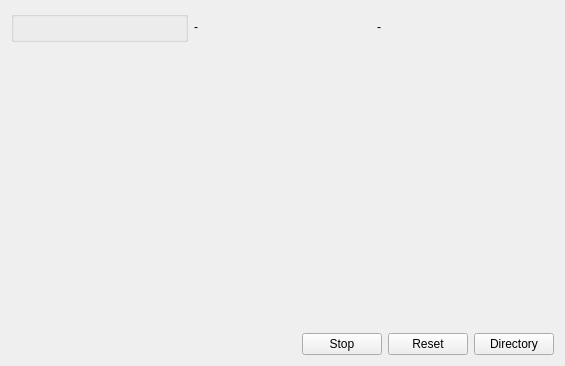
The window that vlc/VLCVideoWidget.ui (Aerobota/OpenCV) describes before a commit, drawn with Qt 5.
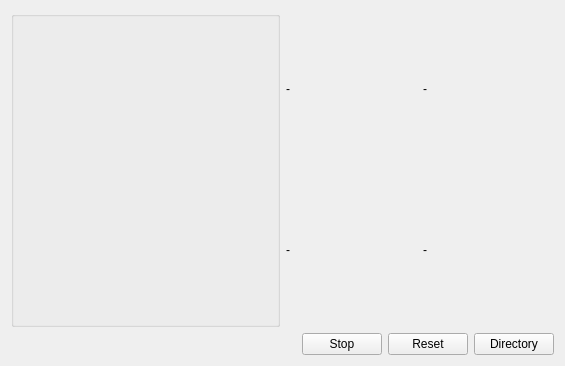
The same window after the commit.

Commit message: Add new size view image

```diff
--- a/vlc/VLCVideoWidget.ui
+++ b/vlc/VLCVideoWidget.ui
@@ -15,9 +15,7 @@
   </property>
   <layout class="QGridLayout" name="gridLayout">
    <item row="0" column="0">
-    <layout class="QVBoxLayout" name="verticalLayout">
-     <item>
-      <layout class="QHBoxLayout" name="horizontalLayout">
+    <layout class="QHBoxLayout" name="horizontalLayout_3">
        <item>
         <widget class="QGroupBox" name="groupBox">
          <property name="title">
@@ -26,6 +24,10 @@
         </widget>
        </item>
        <item>
+      <layout class="QHBoxLayout" name="horizontalLayout">
+       <item>
+        <layout class="QVBoxLayout" name="verticalLayout">
+         <item>
         <widget class="QLabel" name="lbImageNormal">
          <property name="text">
           <string>-</string>
@@ -33,28 +35,37 @@
         </widget>
        </item>
        <item>
+          <widget class="QLabel" name="lbImageNormalSub">
+           <property name="text">
+            <string>-</string>
+           </property>
+          </widget>
+         </item>
+        </layout>
+       </item>
+       <item>
+        <layout class="QVBoxLayout" name="verticalLayout_2">
+         <item>
         <widget class="QLabel" name="lbImageMatrixRGB">
          <property name="text">
           <string>-</string>
          </property>
         </widget>
        </item>
-      </layout>
-     </item>
      <item>
-      <spacer name="verticalSpacer">
-       <property name="orientation">
-        <enum>Qt::Vertical</enum>
-       </property>
-       <property name="sizeHint" stdset="0">
-        <size>
-         <width>20</width>
-         <height>40</height>
-        </size>
-       </property>
-      </spacer>
-     </item>
-     <item>
+          <widget class="QLabel" name="lbImageMatrixRGBSub">
+           <property name="text">
+            <string>-</string>
+           </property>
+          </widget>
+         </item>
+        </layout>
+       </item>
+      </layout>
+     </item>
+    </layout>
+   </item>
+   <item row="1" column="0">
       <layout class="QHBoxLayout" name="horizontalLayout_2">
        <item>
         <spacer name="horizontalSpacer">
@@ -98,8 +109,6 @@
           <string>Directory</string>
          </property>
         </widget>
-       </item>
-      </layout>
      </item>
     </layout>
    </item>
```
Lines whose indentation alone changed are shown as unchanged. The commit also changes 1 other file.
